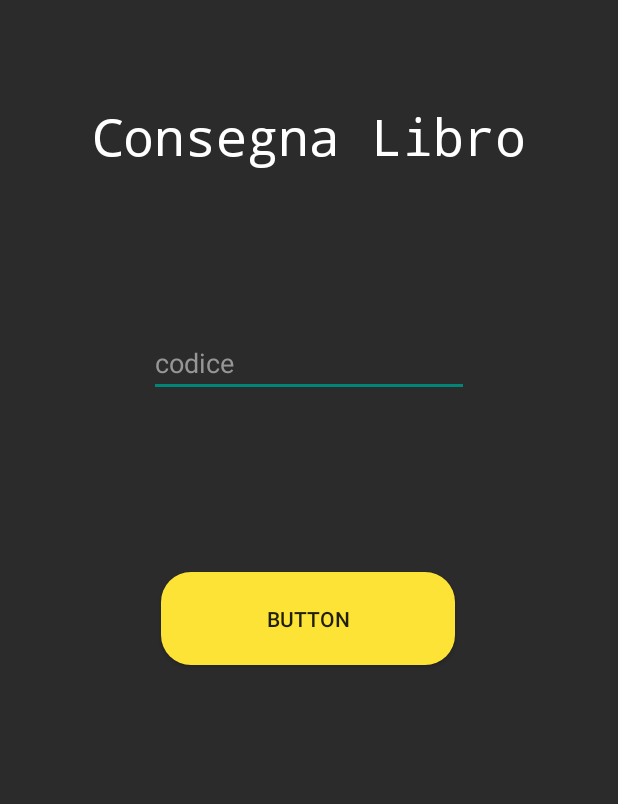
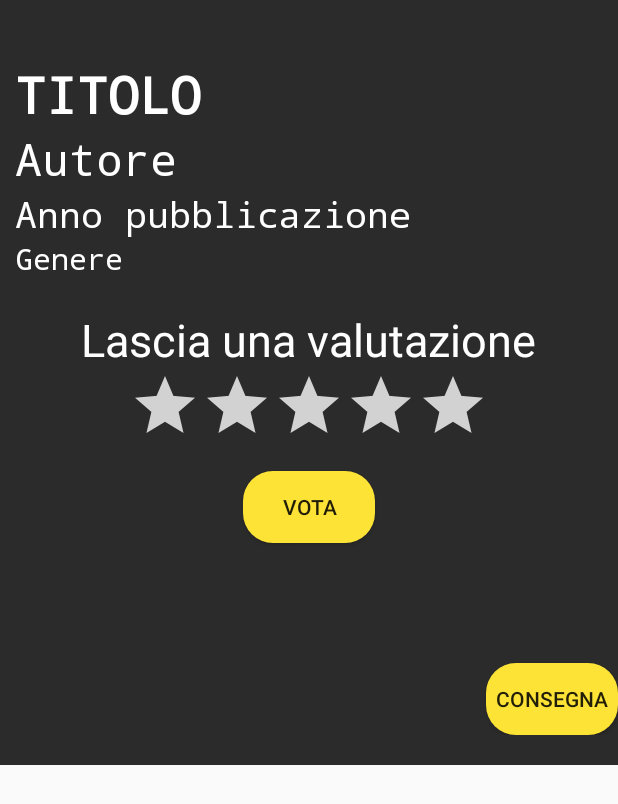
Before and after one commit to josy11unipa/Biblioteca, an Android app: the fragment Consegna_Fragment shown on its own in the app's theme, on a phone screen of 412 x 824 dp. Shown: the top 804 px of the screen. Run offline under Robolectric (Android 15) with nearby library versions, the phone set to English and light mode, and no system bars; Roboto replaces fonts that are not available here; 1 statement that could not run was skipped.

Commit message:
Merge remote-tracking branch 'origin/master'
# Conflicts:
#	app/src/main/java/com/example/biblioteca/Consegna_Fragment.kt
#	app/src/main/java/com/example/biblioteca/HamburgerMenu.kt
#	app/src/main/res/layout/consegna_layout.xml

```diff
--- a/app/src/main/res/layout/consegna_layout.xml
+++ b/app/src/main/res/layout/consegna_layout.xml
@@ -3,47 +3,136 @@
     xmlns:app="http://schemas.android.com/apk/res-auto"
     xmlns:tools="http://schemas.android.com/tools"
     android:layout_width="match_parent"
+    android:layout_height="match_parent">
+
+    <ScrollView
+        android:layout_width="match_parent"
+        android:layout_height="match_parent">
+
+        <androidx.constraintlayout.widget.ConstraintLayout
+            android:layout_width="match_parent"
+            android:layout_height="wrap_content"
+            android:background="@color/home"
+            android:orientation="vertical"
+            android:paddingVertical="20dp">
+
+            <androidx.constraintlayout.widget.Barrier
+                android:id="@+id/divider"
+                android:layout_width="wrap_content"
+                android:layout_height="wrap_content"
+                android:background="?android:attr/listDivider"
+                app:layout_constraintStart_toStartOf="parent"
+                app:layout_constraintTop_toTopOf="parent" />
+
+            <ImageView
+                android:id="@+id/copertina"
+                android:layout_width="wrap_content"
+                android:layout_height="wrap_content"
+                app:layout_constraintEnd_toEndOf="parent"
+                app:layout_constraintStart_toStartOf="parent"
+                app:layout_constraintTop_toBottomOf="@+id/divider"
+                tools:srcCompat="@tools:sample/avatars" />
+
+            <LinearLayout
+                android:id="@+id/linearLayout3"
+                android:layout_width="match_parent"
+                android:layout_height="wrap_content"
+                android:layout_marginTop="20dp"
+                android:orientation="vertical"
+                android:paddingHorizontal="10dp"
+                app:layout_constraintEnd_toEndOf="parent"
+                app:layout_constraintStart_toStartOf="parent"
+                app:layout_constraintTop_toBottomOf="@id/copertina">
+
+                <TextView
+                    android:id="@+id/titolo1"
+                    android:layout_width="match_parent"
+                    android:layout_height="wrap_content"
+                    android:fontFamily="monospace"
+                    android:text="TITOLO"
+                    android:textColor="#FFFFFF"
+                    android:textSize="34sp"
+                    android:textStyle="bold" />
+
+                <TextView
+                    android:id="@+id/autore"
+                    android:layout_width="match_parent"
+                    android:layout_height="wrap_content"
+                    android:fontFamily="monospace"
+                    android:text="Autore"
+                    android:textColor="#FFFFFF"
+                    android:textSize="30sp" />
+
+                <TextView
+                    android:id="@+id/annop"
+                    android:layout_width="match_parent"
+                    android:layout_height="wrap_content"
+                    android:fontFamily="monospace"
+                    android:text="Anno pubblicazione"
+                    android:textColor="#FFFFFF"
+                    android:textSize="24sp" />
+
+                <TextView
+                    android:id="@+id/genere"
+                    android:layout_width="match_parent"
+                    android:layout_height="wrap_content"
+                    android:fontFamily="monospace"
+                    android:text="Genere"
+                    android:textColor="#FFFFFF"
+                    android:textSize="20dp" />
+
+            </LinearLayout>
+
+            <LinearLayout
+                android:id="@+id/linearLayout2"
+                android:layout_width="match_parent"
                 android:layout_height="match_parent"
-    android:background="@color/home">
+                android:layout_marginTop="20dp"
+                android:gravity="center_horizontal"
+                android:orientation="vertical"
+                app:layout_constraintTop_toBottomOf="@id/linearLayout3">
 
                 <TextView
                     android:id="@+id/textView"
                     android:layout_width="wrap_content"
                     android:layout_height="wrap_content"
-        android:layout_marginTop="68dp"
-        android:text="Consegna Libro"
-        android:textColor="@color/white"
-        android:textSize="34sp"
-        android:typeface="monospace"
+                    android:text="Lascia una valutazione"
+                    android:textColor="#FFFFFF"
+                    android:textSize="30sp" />
+
+                <RatingBar
+                    android:id="@+id/ratingBar"
+                    android:layout_width="wrap_content"
+                    android:layout_height="wrap_content"
+                    android:isIndicator="true"
+                    android:numStars="5"
+                    android:progressBackgroundTint="#D2D2D2"
+                    android:progressTint="#FBE236" />
+            </LinearLayout>
+
+            <Button
+                android:id="@+id/buttonVota"
+                android:layout_width="wrap_content"
+                android:layout_height="wrap_content"
+                android:layout_marginVertical="10dp"
+                android:background="@drawable/green_button"
+                android:text="Vota"
                 app:layout_constraintEnd_toEndOf="parent"
                 app:layout_constraintStart_toStartOf="parent"
-        app:layout_constraintTop_toTopOf="parent" />
+                app:layout_constraintTop_toBottomOf="@+id/linearLayout2" />
 
-    <EditText
-        android:id="@+id/editTextText"
+            <Button
+                android:id="@+id/buttonConsegna"
                 android:layout_width="wrap_content"
                 android:layout_height="wrap_content"
-        android:ems="10"
-        android:hint="codice"
-        android:inputType="text"
-        android:textColor="@color/white"
-        android:textColorHint="#979595"
-        app:layout_constraintBottom_toBottomOf="parent"
+                android:layout_marginTop="80dp"
+                android:background="@drawable/green_button"
+                android:backgroundTint="@color/text"
+                android:text="Consegna"
                 app:layout_constraintEnd_toEndOf="parent"
-        app:layout_constraintStart_toStartOf="parent"
-        app:layout_constraintTop_toBottomOf="@+id/textView"
-        app:layout_constraintVertical_bias="0.159" />
+                app:layout_constraintTop_toBottomOf="@+id/buttonVota" />
 
-    <Button
-        android:id="@+id/button3"
-        android:layout_width="196dp"
-        android:layout_height="62dp"
-        android:background="@drawable/green_button"
-        android:text="Button"
-        app:layout_constraintBottom_toBottomOf="parent"
-        app:layout_constraintEnd_toEndOf="parent"
-        app:layout_constraintHorizontal_bias="0.497"
-        app:layout_constraintStart_toStartOf="parent"
-        app:layout_constraintTop_toBottomOf="@+id/editTextText"
-        app:layout_constraintVertical_bias="0.235" />
         </androidx.constraintlayout.widget.ConstraintLayout>
+    </ScrollView>
+
+</androidx.constraintlayout.widget.ConstraintLayout>
```
Lines whose indentation alone changed are shown as unchanged.
